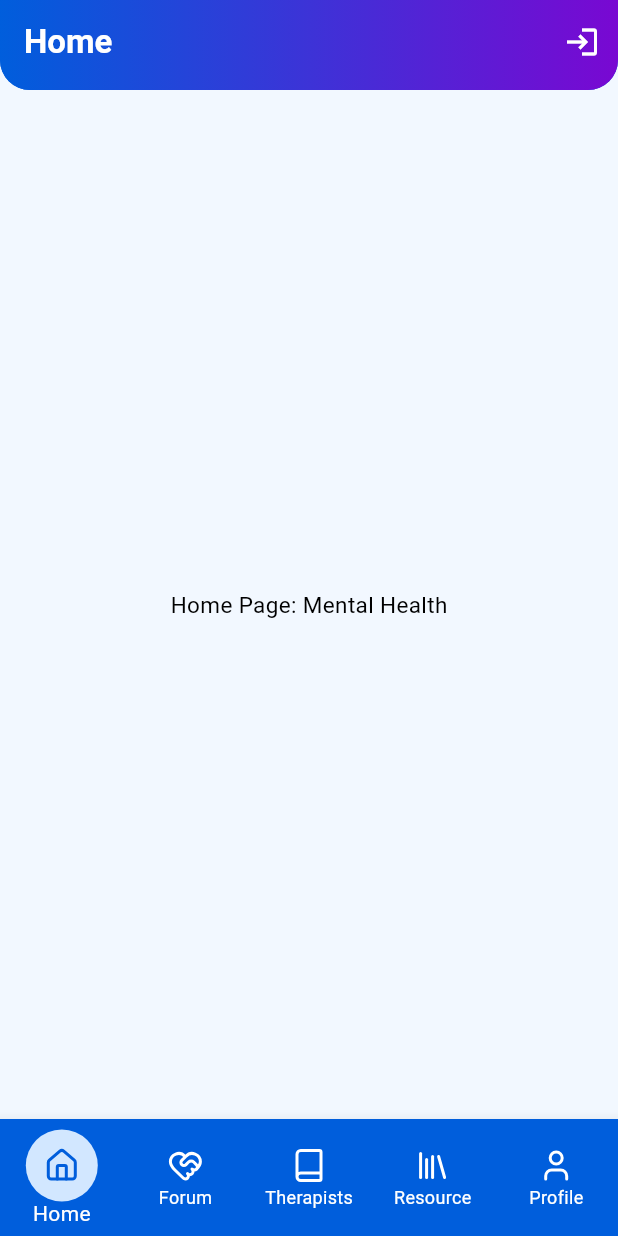
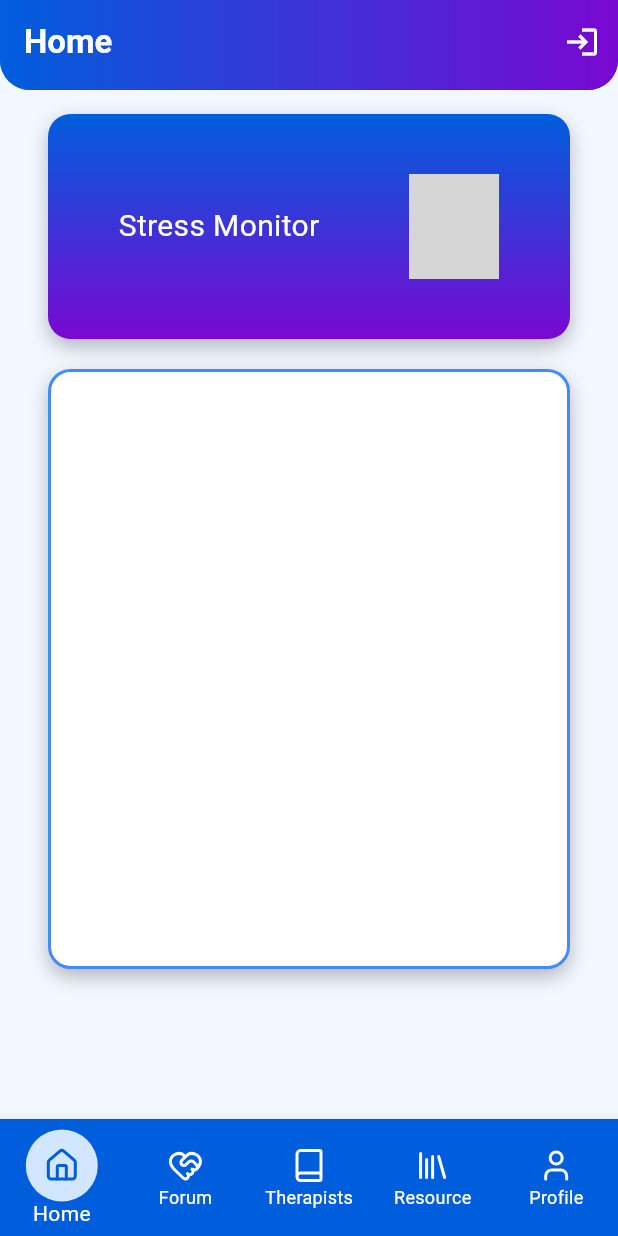
Before and after one commit to Capstone-Project-Two/capstone_project_mobile, a Flutter app: the screen it shows after launch, on a phone screen of 412 x 824 dp. Run offline on Flutter 3.47's test engine with Material 3 defaults, Android fonts, the phone set to English and light mode, and no system bars; our stand-ins replace flutter_dotenv, image_picker, lucide_icons; network calls fail; Roboto replaces fonts that are missing (Kantumruy Pro); grey boxes are pictures that could not be loaded.

Commit message:
homepage 50%

```diff
--- a/lib/pages/home/home_page.dart
+++ b/lib/pages/home/home_page.dart
@@ -1,5 +1,7 @@
 import 'package:flutter/material.dart';
-import '../../constants/env_constants.dart';
+import 'package:flutter/widgets.dart';
+// // ignore: unused_import
+// import '../../constants/env_constants.dart';
 
 class HomePage extends StatelessWidget {
   const HomePage({super.key});
@@ -8,7 +10,75 @@ class HomePage extends StatelessWidget {
   Widget build(BuildContext context) {
     return Scaffold(
       body: Center(
-        child: Text('Home Page: $appName'),
+        child: Column(
+          children: [
+            //stress monitor
+            Container(
+              width: 348,
+              height: 150,
+              margin: const EdgeInsets.only(top: 16),
+              decoration: BoxDecoration(
+                gradient: const LinearGradient(
+                  colors: [Color(0xFF005EDC), Color(0xFF7908D2)],
+                  begin: Alignment.topCenter,
+                  end: Alignment.bottomCenter,
+                  stops: [0.0, 1.0],
+                  tileMode: TileMode
+                      .clamp, // Optional, defines how the gradient should be repeated
+                ),
+                borderRadius: BorderRadius.circular(15),
+                // border: Border.all(
+                //   color: Colors.blueAccent,
+                //   width: 2,
+                // ),
+                boxShadow: const [
+                  BoxShadow(
+                    color: Colors.black26,
+                    blurRadius: 10,
+                    offset: Offset(0, 5),
+                  ),
+                ],
+              ),
+              child: Row(
+                mainAxisAlignment: MainAxisAlignment.center,
+                children: [
+                  const Text(
+                    'Stress Monitor',
+                    style: TextStyle(color: Colors.white, fontSize: 20),
+                  ),
+
+                  SizedBox(width: 60), // Space between icon and text
+                  Image.network(
+                    'https://cdn-icons-png.flaticon.com/512/11091/11091858.png',
+                    width: 60,
+                    height: 70,
+                  ),
+                ],
+              ),
+            ),
+            const SizedBox(height: 20),
+            //find activity
+            Container(
+              width: 348,
+              height: 400,
+              decoration: BoxDecoration(
+                color: Colors.white,
+                borderRadius: BorderRadius.circular(15),
+                border: Border.all(
+                  color: Colors.blueAccent,
+                  width: 2,
+                ),
+                boxShadow: const [
+                  BoxShadow(
+                    color: Colors.black26,
+                    blurRadius: 10,
+                    offset: Offset(0, 5),
+                  ),
+                ],
+              ),
+            ),
+          ],
+        ),
       ),
     );
   }
```
Also changed, not shown: lib/assets/images/stressmonitor.png (added).
